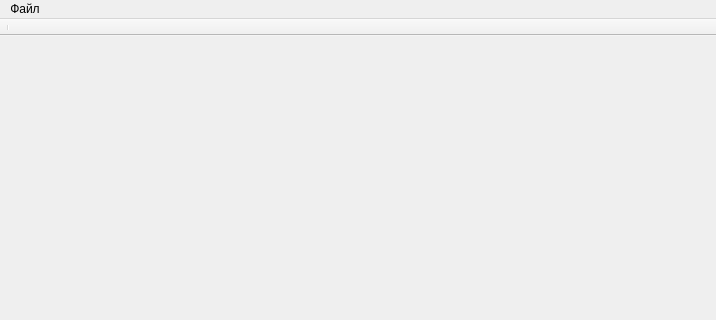
The window that AR600MainWindow.ui (AlexanderMokhov/AR-600Controller) describes before a commit, drawn with Qt 5; both pictures show x 0 to 716 and y 0 to 320 of the 716 by 501 pixel window.
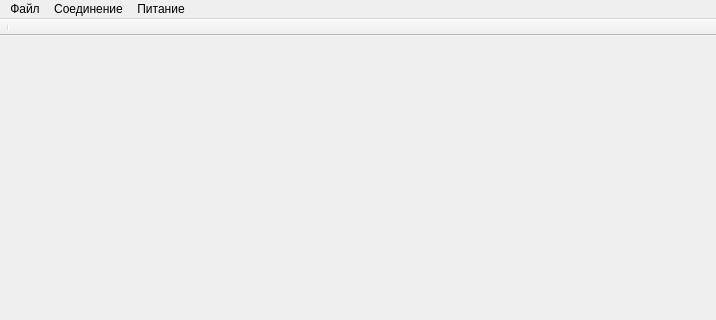
The same window after the commit.

What changed in the file:
```diff
--- a/AR600MainWindow.ui
+++ b/AR600MainWindow.ui
@@ -62,7 +62,7 @@
      <x>0</x>
      <y>0</y>
      <width>716</width>
-     <height>19</height>
+     <height>21</height>
     </rect>
    </property>
    <widget class="QMenu" name="menu">
@@ -72,7 +72,24 @@
     <addaction name="actionOpenConfigFile"/>
     <addaction name="actionSaveConfigFile"/>
    </widget>
+   <widget class="QMenu" name="menu_2">
+    <property name="title">
+     <string>Соединение</string>
+    </property>
+    <addaction name="actionConnect"/>
+    <addaction name="actionDisconnect"/>
+    <addaction name="actionOpenConnectConfig"/>
+   </widget>
+   <widget class="QMenu" name="menu_3">
+    <property name="title">
+     <string>Питание</string>
+    </property>
+    <addaction name="actionOn"/>
+    <addaction name="actionOff"/>
+   </widget>
    <addaction name="menu"/>
+   <addaction name="menu_2"/>
+   <addaction name="menu_3"/>
   </widget>
   <widget class="QStatusBar" name="statusbar"/>
   <widget class="QToolBar" name="MainToolBar">
```
Left out of the diff: 25 changed lines with no effect on the pictures.
